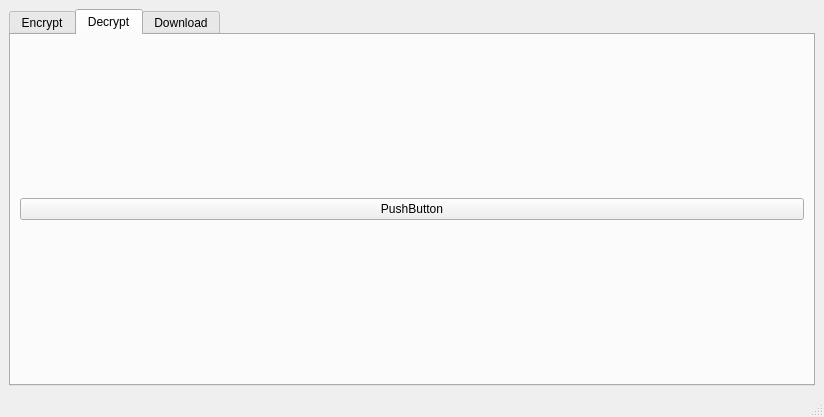
Qt form CipherDrive GUI.ui (Goblin-0-0-7/CipherDrive) before a commit.
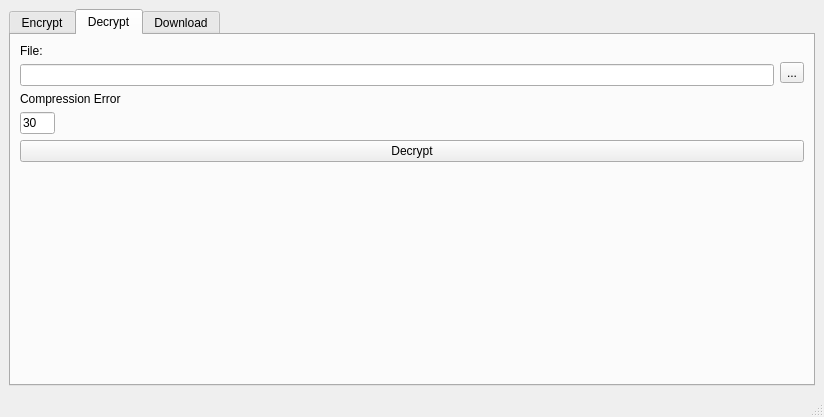
The same form after that commit. The open tabs and pages were chosen to show the change.

What changed in the file:
```diff
--- a/CipherDrive GUI.ui
+++ b/CipherDrive GUI.ui
@@ -277,11 +277,134 @@
        </attribute>
        <layout class="QGridLayout" name="gridLayout_3">
         <item row="0" column="0">
-         <widget class="QPushButton" name="pushButton">
-          <property name="text">
-           <string>PushButton</string>
-          </property>
-         </widget>
+         <layout class="QVBoxLayout" name="verticalLayout_12">
+          <item>
+           <layout class="QVBoxLayout" name="verticalLayout_11">
+            <item>
+             <layout class="QVBoxLayout" name="verticalLayout_10">
+              <item>
+               <layout class="QHBoxLayout" name="horizontalLayout_2">
+                <item>
+                 <layout class="QVBoxLayout" name="verticalLayout_7">
+                  <item>
+                   <widget class="QLabel" name="label_dec_choose_file">
+                    <property name="text">
+                     <string>File:</string>
+                    </property>
+                   </widget>
+                  </item>
+                  <item>
+                   <widget class="QLineEdit" name="lineEdit_dec_file_dir"/>
+                  </item>
+                 </layout>
+                </item>
+                <item>
+                 <layout class="QVBoxLayout" name="verticalLayout_8">
+                  <item>
+                   <spacer name="verticalSpacer_10">
+                    <property name="orientation">
+                     <enum>Qt::Vertical</enum>
+                    </property>
+                    <property name="sizeType">
+                     <enum>QSizePolicy::Maximum</enum>
+                    </property>
+                    <property name="sizeHint" stdset="0">
+                     <size>
+                      <width>20</width>
+                      <height>16</height>
+                     </size>
+                    </property>
+                   </spacer>
+                  </item>
+                  <item>
+                   <widget class="QToolButton" name="toolButton_dec_choose_file_dir">
+                    <property name="text">
+                     <string>...</string>
+                    </property>
+                   </widget>
+                  </item>
+                 </layout>
+                </item>
+               </layout>
+              </item>
+              <item>
+               <layout class="QVBoxLayout" name="verticalLayout_9">
+                <item>
+                 <widget class="QLabel" name="label_dec_compression_error">
+                  <property name="text">
+                   <string>Compression Error</string>
+                  </property>
+                 </widget>
+                </item>
+                <item>
+                 <layout class="QHBoxLayout" name="horizontalLayout_5">
+                  <item>
+                   <widget class="QLineEdit" name="lineEdit_dec_compression_err">
+                    <property name="sizePolicy">
+                     <sizepolicy hsizetype="Maximum" vsizetype="Fixed">
+                      <horstretch>0</horstretch>
+                      <verstretch>0</verstretch>
+                     </sizepolicy>
+                    </property>
+                    <property name="maximumSize">
+                     <size>
+                      <width>35</width>
+                      <height>16777215</height>
+                     </size>
+                    </property>
+                    <property name="text">
+                     <string>30</string>
+                    </property>
+                   </widget>
+                  </item>
+                  <item>
+                   <widget class="QLabel" name="label_dec_progress_info">
+                    <property name="sizePolicy">
+                     <sizepolicy hsizetype="Expanding" vsizetype="Fixed">
+                      <horstretch>0</horstretch>
+                      <verstretch>0</verstretch>
+                     </sizepolicy>
+                    </property>
+                    <property name="maximumSize">
+                     <size>
+                      <width>16777215</width>
+                      <height>16777215</height>
+                     </size>
+                    </property>
+                    <property name="text">
+                     <string/>
+                    </property>
+                   </widget>
+                  </item>
+                 </layout>
+                </item>
+               </layout>
+              </item>
+             </layout>
+            </item>
+            <item>
+             <widget class="QPushButton" name="pushButton_dec_decrypt">
+              <property name="text">
+               <string>Decrypt</string>
+              </property>
+             </widget>
+            </item>
+           </layout>
+          </item>
+          <item>
+           <spacer name="verticalSpacer_11">
+            <property name="orientation">
+             <enum>Qt::Vertical</enum>
+            </property>
+            <property name="sizeHint" stdset="0">
+             <size>
+              <width>20</width>
+              <height>40</height>
+             </size>
+            </property>
+           </spacer>
+          </item>
+         </layout>
         </item>
        </layout>
       </widget>
```
Left out of the diff: 270 changed lines with no effect on the pictures.
